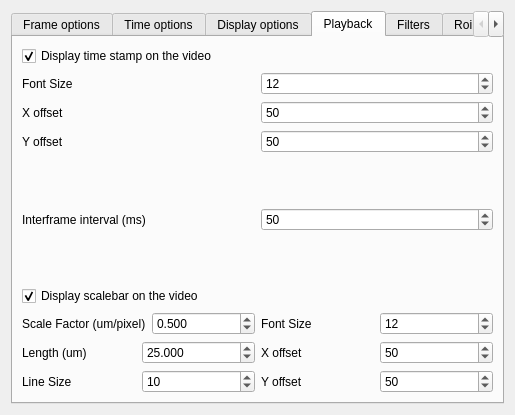
First picture: the form in ProcessOptionsGui.ui, repository fedeceri85/robopy2, before the edit.
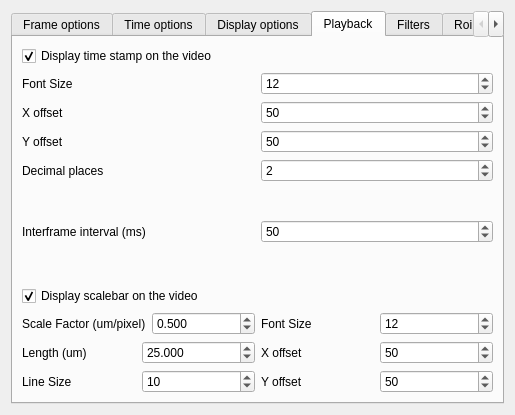
Second picture: the form after the edit. The open tabs and pages were chosen to show the change.

Commit message: decimal places in time stamp

Diff of the .ui file:
```diff
--- a/ProcessOptionsGui.ui
+++ b/ProcessOptionsGui.ui
@@ -743,6 +743,30 @@
          </item>
         </layout>
        </item>
+       <item>
+        <layout class="QHBoxLayout" name="horizontalLayout_25">
+         <item>
+          <widget class="QLabel" name="yOffsetLabel_4">
+           <property name="text">
+            <string>Decimal places</string>
+           </property>
+          </widget>
+         </item>
+         <item>
+          <widget class="QSpinBox" name="decimalPlacesSpinBox">
+           <property name="minimum">
+            <number>0</number>
+           </property>
+           <property name="maximum">
+            <number>5</number>
+           </property>
+           <property name="value">
+            <number>2</number>
+           </property>
+          </widget>
+         </item>
+        </layout>
+       </item>
        <item>
         <spacer name="verticalSpacer_2">
          <property name="orientation">
```
Left out of the diff: 1 changed line with no effect on the pictures. The commit also changes 3 other files.
